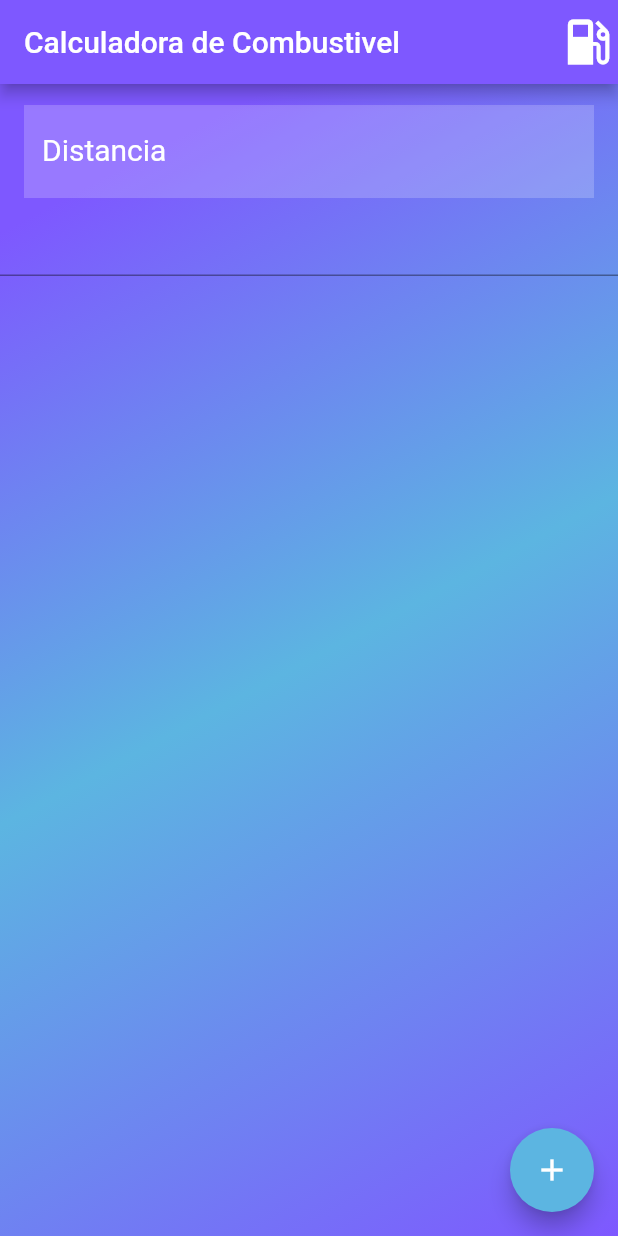
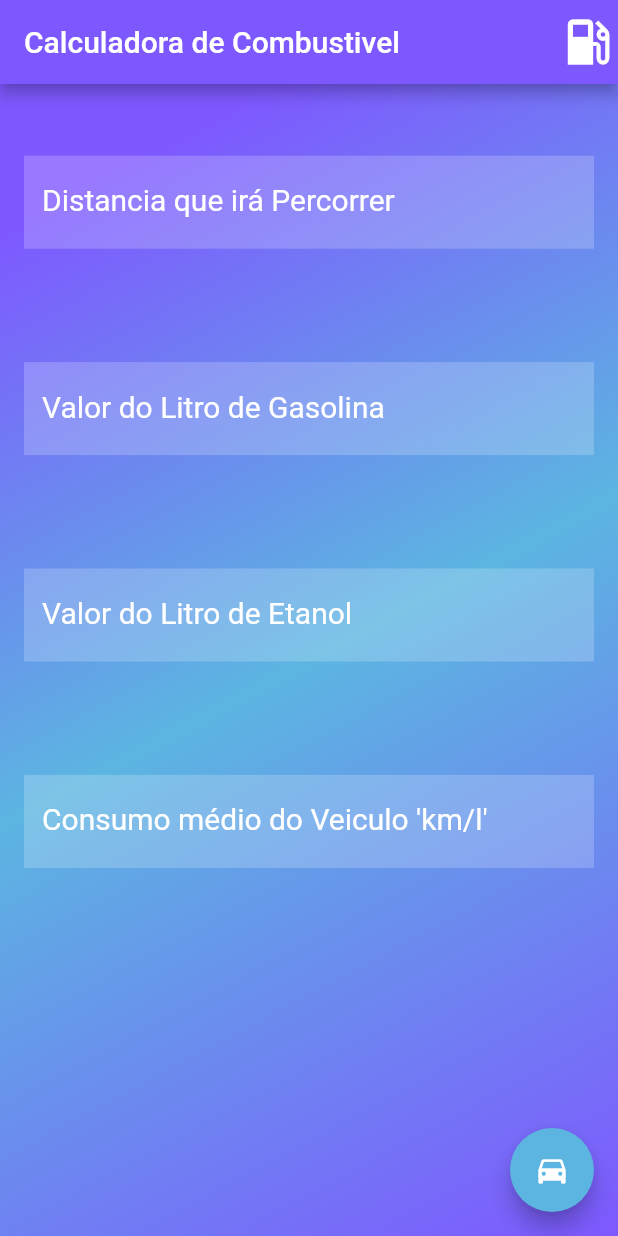
Before and after one commit to JefersonTS/calc-consumo-combustivel, a Flutter app: the screen it shows after launch, on a phone screen of 412 x 824 dp. Run offline on Flutter 3.47's test engine with Material 2 defaults, Android fonts, the phone set to English and light mode, and no system bars.

Commit message:
Terminando o Layout e finalizando a função de Alert(com os calculos)

```diff
--- a/calculadora_combustivel/lib/main.dart
+++ b/calculadora_combustivel/lib/main.dart
@@ -7,31 +7,75 @@ class MyApp extends StatelessWidget {
   Widget build(BuildContext context) {
     return MaterialApp(
       debugShowCheckedModeBanner: false,
-      title: "Calc",
-      home: HomePage(),
+      title: "Calculadora de Combustivel",
+      home: Home(),
     );
   }
 }
 
-class HomePage extends StatefulWidget {
+class Home extends StatefulWidget {
   @override
-  HomePage() {}
-  _HomePageState createState() => _HomePageState();
+  _HomeState createState() => _HomeState();
 }
 
-class _HomePageState extends State<HomePage> {
-  var distancia = TextEditingController();
-  //int distancia2 = int.parse(distancia);
-  var saida;
+class _HomeState extends State<Home> {
+  TextEditingController distanciaController = TextEditingController();
+  TextEditingController alcoolController = TextEditingController();
+  TextEditingController gasolinaController = TextEditingController();
+  TextEditingController consumoMedio = TextEditingController();
 
-  void calc() {
-    var saida2 = 1 + 1;
-    //if (distancia.text.isEmpty) return;
+  GlobalKey<FormState> _formKey = GlobalKey<FormState>();
 
+  void _showDialog() {
+    // Pegando os valores dos TextFormField e transformando em numeros
     setState(() {
-      saida = saida2;
+      double distancia = double.parse(distanciaController.text);
+      double alcool = double.parse(alcoolController.text);
+      double gasolina = double.parse(gasolinaController.text);
+      double consumo = double.parse(consumoMedio.text);
+
+      double _infoText = (distancia / consumo) * gasolina;
+      double _infoText2 = ((distancia / consumo) * alcool);
+
+      if (_infoText < _infoText2) {
+        _infoText3 = "Abasteça com Gasolina! \n\n";
+      } else if (_infoText2 < _infoText) {
+        _infoText3 = "Abasteça com Alcool! \n\n";
+      } else {
+        _infoText3 = "Algo de errado não está certo! \n\n";
+      }
+      _infoText3 += "Quanto pagará em Gasolina: " +
+          _infoText.toStringAsPrecision(3) +
+          " reais\n\n";
+      _infoText3 += "Quanto pagará em Etanol: " +
+          _infoText2.toStringAsPrecision(3) +
+          " reais\n\n";
     });
+
+    showDialog(
+      context: context,
+      builder: (BuildContext context) {
+        //retorna o objeto do tipo Dialog
+        return AlertDialog(
+          title: new Text("Quanto você vai gastar"),
+          content: new Text(_infoText3),
+          actions: <Widget>[
+            // Botao usado para fechar a caixa de dialogo
+            new FlatButton(
+              child: new Text("Fechar"),
+              onPressed: () {
+                Navigator.of(context).pop();
+              },
+            ),
+          ],
+        );
+      },
+    );
   }
+
+  String _infoText = "Valor gasto em Gasolina";
+  String _infoText2 = "Valor gasto em Etanol";
+  String _infoText3 = "Qual combustivel compensa mais?";
 
   @override
   Widget build(BuildContext context) {
@@ -61,42 +105,118 @@ class _HomePageState extends State<HomePage> {
             ],
           ),
         ),
-        child: ListView(
-          children: <Widget>[
-            Container(
+        child: SizedBox.expand(
+          child: Form(
+            key: _formKey,
+            child: Container(
               child: Column(
+                mainAxisAlignment: MainAxisAlignment.spaceAround,
+                crossAxisAlignment: CrossAxisAlignment.center,
                 children: <Widget>[
                   new ListTile(
                     title: TextFormField(
-                      controller: distancia,
-                      keyboardType: TextInputType.text,
+                      keyboardType: TextInputType.number,
                       decoration: InputDecoration(
                         border: InputBorder.none,
                         fillColor: Colors.white.withOpacity(0.2),
                         filled: true,
-                        labelText: "Distancia",
+                        labelText: "Distancia que irá Percorrer",
                         labelStyle: TextStyle(
                           color: Colors.white,
                           fontWeight: FontWeight.w400,
                           fontSize: 20,
                         ),
                       ),
+                      controller: distanciaController,
+                      validator: (value) {
+                        if (value.isEmpty) {
+                          return "Insira a Distancia!";
+                        }
+                      },
                     ),
+                  ),
+                  new ListTile(
+                    title: TextFormField(
+                      keyboardType: TextInputType.number,
+                      decoration: InputDecoration(
+                        border: InputBorder.none,
+                        fillColor: Colors.white.withOpacity(0.2),
+                        filled: true,
+                        labelText: "Valor do Litro de Gasolina",
+                        labelStyle: TextStyle(
+                          color: Colors.white,
+                          fontWeight: FontWeight.w400,
+                          fontSize: 20,
+                        ),
+                      ),
+                      controller: gasolinaController,
+                      validator: (value) {
+                        if (value.isEmpty) {
+                          return "Insira o preço da Gasolina!";
+                        }
+                      },
+                    ),
+                  ),
+                  new ListTile(
+                    title: TextFormField(
+                      keyboardType: TextInputType.number,
+                      decoration: InputDecoration(
+                        border: InputBorder.none,
+                        fillColor: Colors.white.withOpacity(0.2),
+                        filled: true,
+                        labelText: "Valor do Litro de Etanol",
+                        labelStyle: TextStyle(
+                          color: Colors.white,
+                          fontWeight: FontWeight.w400,
+                          fontSize: 20,
+                        ),
+                      ),
+                      controller: alcoolController,
+                      validator: (value) {
+                        if (value.isEmpty) {
+                          return "Insira o preço do Etanol!";
+                        }
+                      },
+                    ),
+                  ),
+                  new ListTile(
+                    title: TextFormField(
+                      keyboardType: TextInputType.number,
+                      decoration: InputDecoration(
+                        border: InputBorder.none,
+                        fillColor: Colors.white.withOpacity(0.2),
+                        filled: true,
+                        labelText: "Consumo médio do Veiculo 'km/l'",
+                        labelStyle: TextStyle(
+                          color: Colors.white,
+                          fontWeight: FontWeight.w400,
+                          fontSize: 20,
+                        ),
+                      ),
+                      controller: consumoMedio,
+                      validator: (value) {
+                        if (value.isEmpty) {
+                          return "Insira um Valor";
+                        }
+                      },
+                    ),
+                  ),
+                  SizedBox(
+                    height: 140,
                   ),
                 ],
               ),
             ),
-            Container(
-              child: TextField(
-                controller: saida,
-              ),
-            ),
-          ],
+          ),
         ),
       ),
-      floatingActionButton: FloatingActionButton(
-        onPressed: calc,
-        child: Icon(Icons.add),
+      floatingActionButton: new FloatingActionButton(
+        onPressed: () {
+          if (_formKey.currentState.validate()) {
+            _showDialog();
+          }
+        },
+        child: Icon(Icons.directions_car),
         backgroundColor: Color(0xFF5CB5E1),
       ),
     );
--- /dev/null
+++ b/calculadora_combustivel/lib/models/calculo.dart
@@ -0,0 +1,7 @@
+class Resultado {
+  String cidade;
+  int distancia;
+  int consumo;
+
+  Resultado({this.cidade, this.distancia, this.consumo});
+}
```
